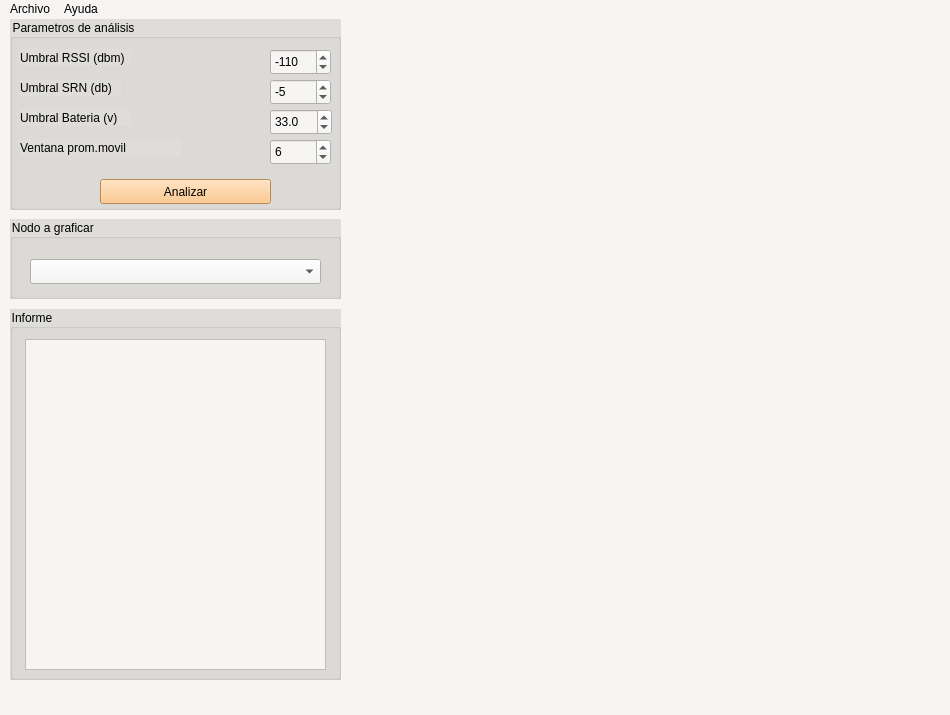
First picture: the form in ui_sensores_LoRaWan.ui, repository FrenchiGod/Sensores-_Agricolas_-LoRaWan, before the edit.
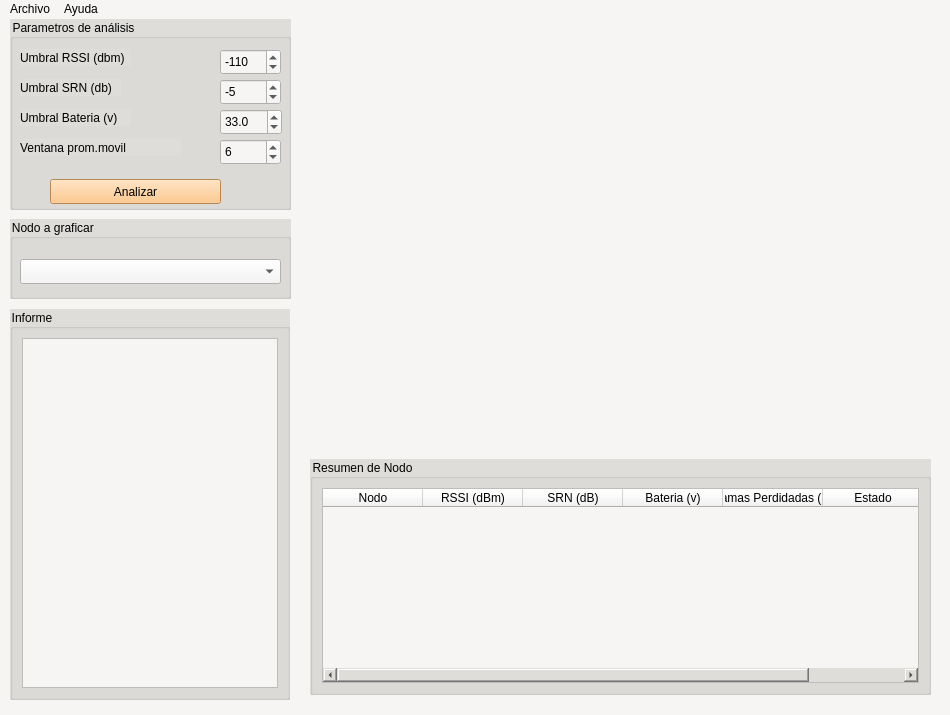
Second picture: the form after the edit.

Commit message: creacion de tabla de nodos y distribucion del espacio en pyside6

Patch:
```diff
--- a/ui_sensores_LoRaWan.ui
+++ b/ui_sensores_LoRaWan.ui
@@ -22,7 +22,7 @@
      <rect>
       <x>10</x>
       <y>0</y>
-      <width>331</width>
+      <width>281</width>
       <height>191</height>
      </rect>
     </property>
@@ -87,7 +87,7 @@
     <widget class="QSpinBox" name="RSSI">
      <property name="geometry">
       <rect>
-       <x>260</x>
+       <x>210</x>
        <y>30</y>
        <width>61</width>
        <height>26</height>
@@ -109,7 +109,7 @@
     <widget class="QSpinBox" name="SNR">
      <property name="geometry">
       <rect>
-       <x>260</x>
+       <x>210</x>
        <y>60</y>
        <width>61</width>
        <height>26</height>
@@ -131,7 +131,7 @@
     <widget class="QDoubleSpinBox" name="Bateria">
      <property name="geometry">
       <rect>
-       <x>260</x>
+       <x>210</x>
        <y>90</y>
        <width>62</width>
        <height>26</height>
@@ -153,7 +153,7 @@
     <widget class="QSpinBox" name="ventana">
      <property name="geometry">
       <rect>
-       <x>260</x>
+       <x>210</x>
        <y>120</y>
        <width>61</width>
        <height>26</height>
@@ -175,7 +175,7 @@
     <widget class="QPushButton" name="pushButton">
      <property name="geometry">
       <rect>
-       <x>90</x>
+       <x>40</x>
        <y>160</y>
        <width>171</width>
        <height>25</height>
@@ -194,7 +194,7 @@
      <rect>
       <x>10</x>
       <y>200</y>
-      <width>331</width>
+      <width>281</width>
       <height>80</height>
      </rect>
     </property>
@@ -207,9 +207,9 @@
     <widget class="QComboBox" name="comboBox">
      <property name="geometry">
       <rect>
-       <x>20</x>
+       <x>10</x>
        <y>40</y>
-       <width>291</width>
+       <width>261</width>
        <height>25</height>
       </rect>
      </property>
@@ -223,8 +223,8 @@
      <rect>
       <x>10</x>
       <y>290</y>
-      <width>331</width>
-      <height>371</height>
+      <width>280</width>
+      <height>391</height>
      </rect>
     </property>
     <property name="styleSheet">
@@ -233,19 +233,85 @@
     <property name="title">
      <string>Informe</string>
     </property>
-    <widget class="QTextBrowser" name="textBrowser">
-     <property name="geometry">
-      <rect>
-       <x>15</x>
-       <y>30</y>
-       <width>301</width>
-       <height>331</height>
-      </rect>
-     </property>
-     <property name="styleSheet">
-      <string notr="true">background-color: rgb(246, 245, 244);</string>
-     </property>
-    </widget>
+    <layout class="QVBoxLayout" name="verticalLayout_2">
+     <item>
+      <widget class="QTextBrowser" name="textBrowser">
+       <property name="styleSheet">
+        <string notr="true">background-color: rgb(246, 245, 244);</string>
+       </property>
+      </widget>
+     </item>
+    </layout>
+   </widget>
+   <widget class="QGroupBox" name="groupBox">
+    <property name="geometry">
+     <rect>
+      <x>310</x>
+      <y>440</y>
+      <width>621</width>
+      <height>236</height>
+     </rect>
+    </property>
+    <property name="styleSheet">
+     <string notr="true">background-color: rgb(222, 221, 218);</string>
+    </property>
+    <property name="title">
+     <string>Resumen de Nodo</string>
+    </property>
+    <layout class="QVBoxLayout" name="verticalLayout">
+     <item>
+      <widget class="QTableWidget" name="tableWidget">
+       <property name="styleSheet">
+        <string notr="true">background-color: rgb(246, 245, 244);</string>
+       </property>
+       <property name="verticalScrollBarPolicy">
+        <enum>Qt::ScrollBarPolicy::ScrollBarAsNeeded</enum>
+       </property>
+       <property name="horizontalScrollBarPolicy">
+        <enum>Qt::ScrollBarPolicy::ScrollBarAsNeeded</enum>
+       </property>
+       <property name="editTriggers">
+        <set>QAbstractItemView::EditTrigger::NoEditTriggers</set>
+       </property>
+       <property name="alternatingRowColors">
+        <bool>true</bool>
+       </property>
+       <attribute name="horizontalHeaderStretchLastSection">
+        <bool>true</bool>
+       </attribute>
+       <column>
+        <property name="text">
+         <string>Nodo</string>
+        </property>
+       </column>
+       <column>
+        <property name="text">
+         <string>RSSI (dBm)</string>
+        </property>
+       </column>
+       <column>
+        <property name="text">
+         <string>SRN (dB)</string>
+        </property>
+       </column>
+       <column>
+        <property name="text">
+         <string>Bateria (v)</string>
+        </property>
+       </column>
+       <column>
+        <property name="text">
+         <string>Tramas Perdidadas (%)</string>
+        </property>
+       </column>
+       <column>
+        <property name="text">
+         <string>Estado</string>
+        </property>
+       </column>
+      </widget>
+     </item>
+    </layout>
    </widget>
   </widget>
   <widget class="QMenuBar" name="menuBar">
```
